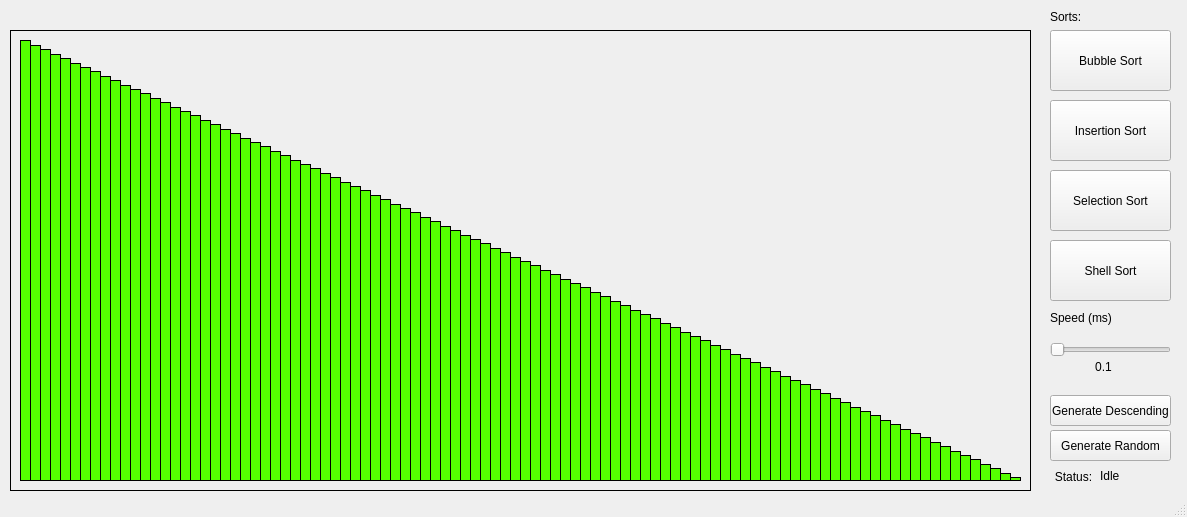
Above: Sort-Visualizer-v.3/design.ui from almazarrafael/Sorting-Algorithm-Visualizer before the change. Below: the same form after it.
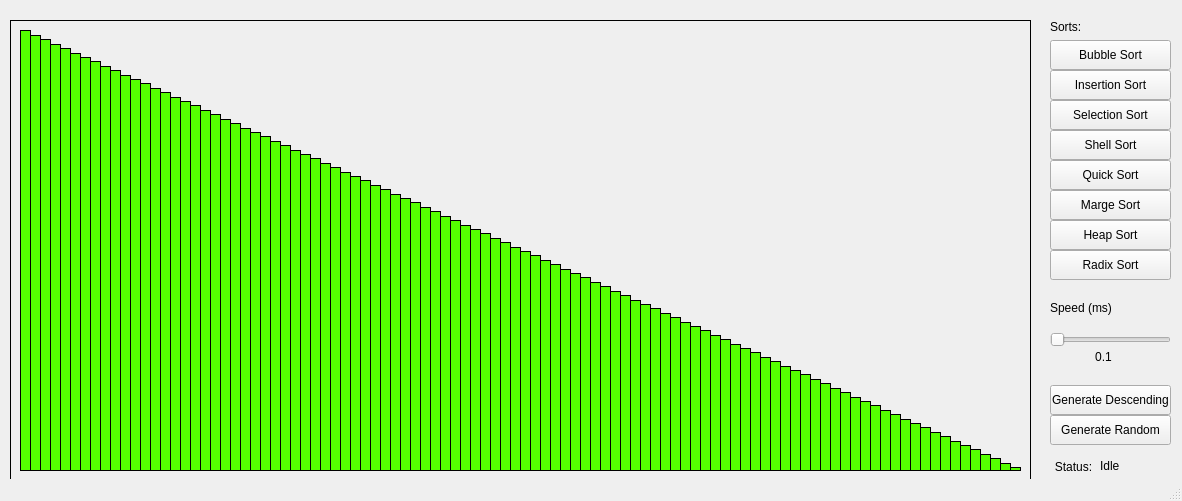
That is the form after the change.

Commit message:
BIGGER AND SEXIER
added more sorts to the gui

```diff
--- a/Sort-Visualizer-v.3/design.ui
+++ b/Sort-Visualizer-v.3/design.ui
@@ -6,8 +6,8 @@
    <rect>
     <x>0</x>
     <y>0</y>
-    <width>1187</width>
-    <height>517</height>
+    <width>1182</width>
+    <height>501</height>
    </rect>
   </property>
   <property name="windowTitle">
@@ -18,7 +18,7 @@
     <property name="geometry">
      <rect>
       <x>20</x>
-      <y>40</y>
+      <y>30</y>
       <width>11</width>
       <height>441</height>
      </rect>
@@ -59,7 +59,7 @@
     <property name="geometry">
      <rect>
       <x>30</x>
-      <y>40</y>
+      <y>30</y>
       <width>11</width>
       <height>441</height>
      </rect>
@@ -100,7 +100,7 @@
     <property name="geometry">
      <rect>
       <x>40</x>
-      <y>40</y>
+      <y>30</y>
       <width>11</width>
       <height>441</height>
      </rect>
@@ -141,7 +141,7 @@
     <property name="geometry">
      <rect>
       <x>50</x>
-      <y>40</y>
+      <y>30</y>
       <width>11</width>
       <height>441</height>
      </rect>
@@ -182,7 +182,7 @@
     <property name="geometry">
      <rect>
       <x>60</x>
-      <y>40</y>
+      <y>30</y>
       <width>11</width>
       <height>441</height>
      </rect>
@@ -223,7 +223,7 @@
     <property name="geometry">
      <rect>
       <x>70</x>
-      <y>40</y>
+      <y>30</y>
       <width>11</width>
       <height>441</height>
      </rect>
@@ -264,7 +264,7 @@
     <property name="geometry">
      <rect>
       <x>80</x>
-      <y>40</y>
+      <y>30</y>
       <width>11</width>
       <height>441</height>
      </rect>
@@ -305,7 +305,7 @@
     <property name="geometry">
      <rect>
       <x>90</x>
-      <y>40</y>
+      <y>30</y>
       <width>11</width>
       <height>441</height>
      </rect>
@@ -346,7 +346,7 @@
     <property name="geometry">
      <rect>
       <x>100</x>
-      <y>40</y>
+      <y>30</y>
       <width>11</width>
       <height>441</height>
      </rect>
@@ -387,7 +387,7 @@
     <property name="geometry">
      <rect>
       <x>110</x>
-      <y>40</y>
+      <y>30</y>
       <width>11</width>
       <height>441</height>
      </rect>
@@ -428,9 +428,9 @@
     <property name="geometry">
      <rect>
       <x>1050</x>
-      <y>430</y>
+      <y>415</y>
       <width>121</width>
-      <height>31</height>
+      <height>30</height>
      </rect>
     </property>
     <property name="text">
@@ -441,9 +441,9 @@
     <property name="geometry">
      <rect>
       <x>1050</x>
-      <y>30</y>
+      <y>40</y>
       <width>121</width>
-      <height>61</height>
+      <height>30</height>
      </rect>
     </property>
     <property name="text">
@@ -454,9 +454,9 @@
     <property name="geometry">
      <rect>
       <x>1050</x>
-      <y>100</y>
+      <y>70</y>
       <width>121</width>
-      <height>61</height>
+      <height>30</height>
      </rect>
     </property>
     <property name="text">
@@ -467,9 +467,9 @@
     <property name="geometry">
      <rect>
       <x>1050</x>
-      <y>170</y>
+      <y>100</y>
       <width>121</width>
-      <height>61</height>
+      <height>30</height>
      </rect>
     </property>
     <property name="text">
@@ -480,7 +480,7 @@
     <property name="geometry">
      <rect>
       <x>1050</x>
-      <y>470</y>
+      <y>460</y>
       <width>47</width>
       <height>13</height>
      </rect>
@@ -496,7 +496,7 @@
     <property name="geometry">
      <rect>
       <x>1100</x>
-      <y>468</y>
+      <y>458</y>
       <width>61</width>
       <height>16</height>
      </rect>
@@ -512,7 +512,7 @@
     <property name="geometry">
      <rect>
       <x>1050</x>
-      <y>340</y>
+      <y>330</y>
       <width>121</width>
       <height>20</height>
      </rect>
@@ -546,7 +546,7 @@
     <property name="geometry">
      <rect>
       <x>1050</x>
-      <y>310</y>
+      <y>300</y>
       <width>61</width>
       <height>16</height>
      </rect>
@@ -562,7 +562,7 @@
     <property name="geometry">
      <rect>
       <x>1050</x>
-      <y>10</y>
+      <y>20</y>
       <width>47</width>
       <height>13</height>
      </rect>
@@ -578,9 +578,9 @@
     <property name="geometry">
      <rect>
       <x>1050</x>
-      <y>240</y>
+      <y>130</y>
       <width>121</width>
-      <height>61</height>
+      <height>30</height>
      </rect>
     </property>
     <property name="text">
@@ -591,7 +591,7 @@
     <property name="geometry">
      <rect>
       <x>1080</x>
-      <y>360</y>
+      <y>350</y>
       <width>47</width>
       <height>13</height>
      </rect>
@@ -607,9 +607,9 @@
     <property name="geometry">
      <rect>
       <x>1050</x>
-      <y>395</y>
+      <y>385</y>
       <width>121</width>
-      <height>31</height>
+      <height>30</height>
      </rect>
     </property>
     <property name="text">
@@ -620,7 +620,7 @@
     <property name="geometry">
      <rect>
       <x>120</x>
-      <y>40</y>
+      <y>30</y>
       <width>11</width>
       <height>441</height>
      </rect>
@@ -661,7 +661,7 @@
     <property name="geometry">
      <rect>
       <x>190</x>
-      <y>40</y>
+      <y>30</y>
       <width>11</width>
       <height>441</height>
      </rect>
@@ -702,7 +702,7 @@
     <property name="geometry">
      <rect>
       <x>200</x>
-      <y>40</y>
+      <y>30</y>
       <width>11</width>
       <height>441</height>
      </rect>
@@ -743,7 +743,7 @@
     <property name="geometry">
      <rect>
       <x>130</x>
-      <y>40</y>
+      <y>30</y>
       <width>11</width>
       <height>441</height>
      </rect>
@@ -784,7 +784,7 @@
     <property name="geometry">
      <rect>
       <x>160</x>
-      <y>40</y>
+      <y>30</y>
       <width>11</width>
       <height>441</height>
      </rect>
@@ -825,7 +825,7 @@
     <property name="geometry">
      <rect>
       <x>210</x>
-      <y>40</y>
+      <y>30</y>
       <width>11</width>
       <height>441</height>
      </rect>
@@ -866,7 +866,7 @@
     <property name="geometry">
      <rect>
       <x>170</x>
-      <y>40</y>
+      <y>30</y>
       <width>11</width>
       <height>441</height>
      </rect>
@@ -907,7 +907,7 @@
     <property name="geometry">
      <rect>
       <x>180</x>
-      <y>40</y>
+      <y>30</y>
       <width>11</width>
       <height>441</height>
      </rect>
@@ -948,7 +948,7 @@
     <property name="geometry">
      <rect>
       <x>150</x>
-      <y>40</y>
+      <y>30</y>
       <width>11</width>
       <height>441</height>
      </rect>
@@ -989,7 +989,7 @@
     <property name="geometry">
      <rect>
       <x>140</x>
-      <y>40</y>
+      <y>30</y>
       <width>11</width>
       <height>441</height>
      </rect>
@@ -1030,7 +1030,7 @@
     <property name="geometry">
      <rect>
       <x>280</x>
-      <y>40</y>
+      <y>30</y>
       <width>11</width>
       <height>441</height>
      </rect>
@@ -1071,7 +1071,7 @@
     <property name="geometry">
      <rect>
       <x>310</x>
-      <y>40</y>
+      <y>30</y>
       <width>11</width>
       <height>441</height>
      </rect>
@@ -1112,7 +1112,7 @@
     <property name="geometry">
      <rect>
       <x>360</x>
-      <y>40</y>
+      <y>30</y>
       <width>11</width>
       <height>441</height>
      </rect>
@@ -1153,7 +1153,7 @@
     <property name="geometry">
      <rect>
       <x>330</x>
-      <y>40</y>
+      <y>30</y>
       <width>11</width>
       <height>441</height>
      </rect>
@@ -1194,7 +1194,7 @@
     <property name="geometry">
      <rect>
       <x>340</x>
-      <y>40</y>
+      <y>30</y>
       <width>11</width>
       <height>441</height>
      </rect>
@@ -1235,7 +1235,7 @@
     <property name="geometry">
      <rect>
       <x>410</x>
-      <y>40</y>
+      <y>30</y>
       <width>11</width>
       <height>441</height>
      </rect>
@@ -1276,7 +1276,7 @@
     <property name="geometry">
      <rect>
       <x>290</x>
-      <y>40</y>
+      <y>30</y>
       <width>11</width>
       <height>441</height>
      </rect>
@@ -1317,7 +1317,7 @@
     <property name="geometry">
      <rect>
       <x>220</x>
-      <y>40</y>
+      <y>30</y>
       <width>11</width>
       <height>441</height>
      </rect>
@@ -1358,7 +1358,7 @@
     <property name="geometry">
      <rect>
       <x>350</x>
-      <y>40</y>
+      <y>30</y>
       <width>11</width>
       <height>441</height>
      </rect>
@@ -1399,7 +1399,7 @@
     <property name="geometry">
      <rect>
       <x>400</x>
-      <y>40</y>
+      <y>30</y>
       <width>11</width>
       <height>441</height>
      </rect>
@@ -1440,7 +1440,7 @@
     <property name="geometry">
      <rect>
       <x>300</x>
-      <y>40</y>
+      <y>30</y>
       <width>11</width>
       <height>441</height>
      </rect>
@@ -1481,7 +1481,7 @@
     <property name="geometry">
      <rect>
       <x>390</x>
-      <y>40</y>
+      <y>30</y>
       <width>11</width>
       <height>441</height>
      </rect>
@@ -1522,7 +1522,7 @@
     <property name="geometry">
      <rect>
       <x>250</x>
-      <y>40</y>
+      <y>30</y>
       <width>11</width>
       <height>441</height>
      </rect>
@@ -1563,7 +1563,7 @@
     <property name="geometry">
      <rect>
       <x>260</x>
-      <y>40</y>
+      <y>30</y>
       <width>11</width>
       <height>441</height>
      </rect>
@@ -1604,7 +1604,7 @@
     <property name="geometry">
      <rect>
       <x>370</x>
-      <y>40</y>
+      <y>30</y>
       <width>11</width>
       <height>441</height>
      </rect>
@@ -1645,7 +1645,7 @@
     <property name="geometry">
      <rect>
       <x>240</x>
-      <y>40</y>
+      <y>30</y>
       <width>11</width>
       <height>441</height>
      </rect>
@@ -1686,7 +1686,7 @@
     <property name="geometry">
      <rect>
       <x>230</x>
-      <y>40</y>
+      <y>30</y>
       <width>11</width>
       <height>441</height>
      </rect>
@@ -1727,7 +1727,7 @@
     <property name="geometry">
      <rect>
       <x>320</x>
-      <y>40</y>
+      <y>30</y>
       <width>11</width>
       <height>441</height>
      </rect>
@@ -1768,7 +1768,7 @@
     <property name="geometry">
      <rect>
       <x>380</x>
-      <y>40</y>
+      <y>30</y>
       <width>11</width>
       <height>441</height>
      </rect>
@@ -1809,7 +1809,7 @@
     <property name="geometry">
      <rect>
       <x>270</x>
-      <y>40</y>
+      <y>30</y>
       <width>11</width>
       <height>441</height>
      </rect>
@@ -1850,7 +1850,7 @@
     <property name="geometry">
      <rect>
       <x>730</x>
-      <y>40</y>
+      <y>30</y>
       <width>11</width>
       <height>441</height>
      </rect>
@@ -1891,7 +1891,7 @@
     <property name="geometry">
      <rect>
       <x>790</x>
-      <y>40</y>
+      <y>30</y>
       <width>11</width>
       <height>441</height>
      </rect>
@@ -1932,7 +1932,7 @@
     <property name="geometry">
      <rect>
       <x>690</x>
-      <y>40</y>
+      <y>30</y>
       <width>11</width>
       <height>441</height>
      </rect>
@@ -1973,7 +1973,7 @@
     <property name="geometry">
      <rect>
       <x>460</x>
-      <y>40</y>
+      <y>30</y>
       <width>11</width>
       <height>441</height>
      </rect>
@@ -2014,7 +2014,7 @@
     <property name="geometry">
      <rect>
       <x>720</x>
-      <y>40</y>
+      <y>30</y>
       <width>11</width>
       <height>441</height>
      </rect>
@@ -2055,7 +2055,7 @@
     <property name="geometry">
      <rect>
       <x>560</x>
-      <y>40</y>
+      <y>30</y>
       <width>11</width>
       <height>441</height>
      </rect>
@@ -2096,7 +2096,7 @@
     <property name="geometry">
      <rect>
       <x>650</x>
-      <y>40</y>
+      <y>30</y>
       <width>11</width>
       <height>441</height>
      </rect>
@@ -2137,7 +2137,7 @@
     <property name="geometry">
      <rect>
       <x>480</x>
-      <y>40</y>
+      <y>30</y>
       <width>11</width>
       <height>441</height>
      </rect>
@@ -2178,7 +2178,7 @@
     <property name="geometry">
      <rect>
       <x>440</x>
-      <y>40</y>
+      <y>30</y>
       <width>11</width>
       <height>441</height>
      </rect>
@@ -2219,7 +2219,7 @@
     <property name="geometry">
      <rect>
       <x>780</x>
-      <y>40</y>
+      <y>30</y>
       <width>11</width>
       <height>441</height>
      </rect>
@@ -2260,7 +2260,7 @@
     <property name="geometry">
      <rect>
       <x>740</x>
-      <y>40</y>
+      <y>30</y>
       <width>11</width>
       <height>441</height>
      </rect>
@@ -2301,7 +2301,7 @@
     <property name="geometry">
      <rect>
       <x>630</x>
-      <y>40</y>
+      <y>30</y>
       <width>11</width>
       <height>441</height>
      </rect>
@@ -2342,7 +2342,7 @@
     <property name="geometry">
      <rect>
       <x>680</x>
-      <y>40</y>
+      <y>30</y>
       <width>11</width>
       <height>441</height>
      </rect>
@@ -2383,7 +2383,7 @@
     <property name="geometry">
      <rect>
       <x>470</x>
-      <y>40</y>
+      <y>30</y>
       <width>11</width>
       <height>441</height>
      </rect>
@@ -2424,7 +2424,7 @@
     <property name="geometry">
      <rect>
       <x>570</x>
-      <y>40</y>
+      <y>30</y>
       <width>11</width>
       <height>441</height>
      </rect>
@@ -2465,7 +2465,7 @@
     <property name="geometry">
      <rect>
       <x>810</x>
-      <y>40</y>
+      <y>30</y>
       <width>11</width>
       <height>441</height>
      </rect>
@@ -2506,7 +2506,7 @@
     <property name="geometry">
      <rect>
       <x>610</x>
-      <y>40</y>
+      <y>30</y>
       <width>11</width>
       <height>441</height>
      </rect>
@@ -2547,7 +2547,7 @@
     <property name="geometry">
      <rect>
       <x>760</x>
-      <y>40</y>
+      <y>30</y>
       <width>11</width>
       <height>441</height>
      </rect>
@@ -2588,7 +2588,7 @@
     <property name="geometry">
      <rect>
       <x>800</x>
-      <y>40</y>
+      <y>30</y>
       <width>11</width>
       <height>441</height>
      </rect>
@@ -2629,7 +2629,7 @@
     <property name="geometry">
      <rect>
       <x>710</x>
-      <y>40</y>
+      <y>30</y>
       <width>11</width>
       <height>441</height>
      </rect>
@@ -2670,7 +2670,7 @@
     <property name="geometry">
      <rect>
       <x>510</x>
-      <y>40</y>
+      <y>30</y>
       <width>11</width>
       <height>441</height>
      </rect>
@@ -2711,7 +2711,7 @@
     <property name="geometry">
      <rect>
       <x>620</x>
-      <y>40</y>
+      <y>30</y>
       <width>11</width>
       <height>441</height>
      </rect>
@@ -2752,7 +2752,7 @@
     <property name="geometry">
      <rect>
       <x>540</x>
-      <y>40</y>
+      <y>30</y>
       <width>11</width>
       <height>441</height>
      </rect>
@@ -2793,7 +2793,7 @@
     <property name="geometry">
      <rect>
       <x>530</x>
-      <y>40</y>
+      <y>30</y>
       <width>11</width>
       <height>441</height>
      </rect>
@@ -2834,7 +2834,7 @@
     <property name="geometry">
      <rect>
       <x>670</x>
-      <y>40</y>
+      <y>30</y>
       <width>11</width>
       <height>441</height>
      </rect>
@@ -2875,7 +2875,7 @@
     <property name="geometry">
      <rect>
       <x>490</x>
-      <y>40</y>
+      <y>30</y>
       <width>11</width>
       <height>441</height>
      </rect>
@@ -2916,7 +2916,7 @@
     <property name="geometry">
      <rect>
       <x>500</x>
-      <y>40</y>
+      <y>30</y>
       <width>11</width>
       <height>441</height>
      </rect>
@@ -2957,7 +2957,7 @@
     <property name="geometry">
      <rect>
       <x>640</x>
-      <y>40</y>
+      <y>30</y>
       <width>11</width>
       <height>441</height>
      </rect>
@@ -2998,7 +2998,7 @@
     <property name="geometry">
      <rect>
       <x>520</x>
-      <y>40</y>
+      <y>30</y>
       <width>11</width>
       <height>441</height>
      </rect>
@@ -3039,7 +3039,7 @@
     <property name="geometry">
      <rect>
       <x>550</x>
-      <y>40</y>
+      <y>30</y>
       <width>11</width>
       <height>441</height>
      </rect>
@@ -3080,7 +3080,7 @@
     <property name="geometry">
      <rect>
       <x>770</x>
-      <y>40</y>
+      <y>30</y>
       <width>11</width>
       <height>441</height>
      </rect>
@@ -3121,7 +3121,7 @@
     <property name="geometry">
      <rect>
       <x>700</x>
-      <y>40</y>
+      <y>30</y>
       <width>11</width>
       <height>441</height>
      </rect>
@@ -3162,7 +3162,7 @@
     <property name="geometry">
      <rect>
       <x>450</x>
-      <y>40</y>
+      <y>30</y>
       <width>11</width>
       <height>441</height>
      </rect>
@@ -3203,7 +3203,7 @@
     <property name="geometry">
      <rect>
       <x>430</x>
-      <y>40</y>
+      <y>30</y>
       <width>11</width>
       <height>441</height>
      </rect>
@@ -3244,7 +3244,7 @@
     <property name="geometry">
      <rect>
       <x>590</x>
-      <y>40</y>
+      <y>30</y>
       <width>11</width>
       <height>441</height>
      </rect>
@@ -3285,7 +3285,7 @@
     <property name="geometry">
      <rect>
       <x>750</x>
-      <y>40</y>
+      <y>30</y>
       <width>11</width>
       <height>441</height>
      </rect>
@@ -3326,7 +3326,7 @@
     <property name="geometry">
      <rect>
       <x>660</x>
-      <y>40</y>
+      <y>30</y>
       <width>11</width>
       <height>441</height>
      </rect>
@@ -3367,7 +3367,7 @@
     <property name="geometry">
      <rect>
       <x>600</x>
-      <y>40</y>
+      <y>30</y>
       <width>11</width>
       <height>441</height>
      </rect>
@@ -3408,7 +3408,7 @@
     <property name="geometry">
      <rect>
       <x>420</x>
-      <y>40</y>
+      <y>30</y>
       <width>11</width>
       <height>441</height>
      </rect>
@@ -3449,7 +3449,7 @@
     <property name="geometry">
      <rect>
       <x>580</x>
-      <y>40</y>
+      <y>30</y>
       <width>11</width>
       <height>441</height>
      </rect>
@@ -3490,7 +3490,7 @@
     <property name="geometry">
      <rect>
       <x>890</x>
-      <y>40</y>
+      <y>30</y>
       <width>11</width>
       <height>441</height>
      </rect>
@@ -3531,7 +3531,7 @@
     <property name="geometry">
      <rect>
       <x>930</x>
-      <y>40</y>
+      <y>30</y>
       <width>11</width>
       <height>441</height>
      </rect>
@@ -3572,7 +3572,7 @@
     <property name="geometry">
      <rect>
       <x>970</x>
-      <y>40</y>
+      <y>30</y>
       <width>11</width>
       <height>441</height>
      </rect>
@@ -3613,7 +3613,7 @@
     <property name="geometry">
      <rect>
       <x>990</x>
-      <y>40</y>
+      <y>30</y>
       <width>11</width>
       <height>441</height>
      </rect>
@@ -3654,7 +3654,7 @@
     <property name="geometry">
      <rect>
       <x>940</x>
-      <y>40</y>
+      <y>30</y>
       <width>11</width>
       <height>441</height>
      </rect>
@@ -3695,7 +3695,7 @@
     <property name="geometry">
      <rect>
       <x>830</x>
-      <y>40</y>
+      <y>30</y>
       <width>11</width>
       <height>441</height>
      </rect>
@@ -3736,7 +3736,7 @@
     <property name="geometry">
      <rect>
       <x>870</x>
-      <y>40</y>
+      <y>30</y>
       <width>11</width>
       <height>441</height>
      </rect>
@@ -3777,7 +3777,7 @@
     <property name="geometry">
      <rect>
       <x>820</x>
-      <y>40</y>
+      <y>30</y>
       <width>11</width>
       <height>441</height>
      </rect>
@@ -3818,7 +3818,7 @@
     <property name="geometry">
      <rect>
       <x>950</x>
-      <y>40</y>
+      <y>30</y>
       <width>11</width>
       <height>441</height>
      </rect>
@@ -3859,7 +3859,7 @@
     <property name="geometry">
      <rect>
       <x>1000</x>
-      <y>40</y>
+      <y>30</y>
       <width>11</width>
       <height>441</height>
      </rect>
@@ -3900,7 +3900,7 @@
     <property name="geometry">
      <rect>
       <x>860</x>
-      <y>40</y>
+      <y>30</y>
       <width>11</width>
       <height>441</height>
      </rect>
@@ -3941,7 +3941,7 @@
     <property name="geometry">
      <rect>
       <x>980</x>
-      <y>40</y>
+      <y>30</y>
       <width>11</width>
       <height>441</height>
      </rect>
@@ -3982,7 +3982,7 @@
     <property name="geometry">
      <rect>
       <x>840</x>
-      <y>40</y>
+      <y>30</y>
       <width>11</width>
       <height>441</height>
      </rect>
@@ -4023,7 +4023,7 @@
     <property name="geometry">
      <rect>
       <x>900</x>
-      <y>40</y>
+      <y>30</y>
       <width>11</width>
       <height>441</height>
      </rect>
@@ -4064,7 +4064,7 @@
     <property name="geometry">
      <rect>
       <x>1010</x>
-      <y>40</y>
+      <y>30</y>
       <width>11</width>
       <height>441</height>
      </rect>
@@ -4105,7 +4105,7 @@
     <property name="geometry">
      <rect>
       <x>910</x>
-      <y>40</y>
+      <y>30</y>
       <width>11</width>
       <height>441</height>
      </rect>
@@ -4146,7 +4146,7 @@
     <property name="geometry">
      <rect>
       <x>960</x>
-      <y>40</y>
+      <y>30</y>
       <width>11</width>
       <height>441</height>
      </rect>
@@ -4187,7 +4187,7 @@
     <property name="geometry">
      <rect>
       <x>880</x>
-      <y>40</y>
+      <y>30</y>
       <width>11</width>
       <height>441</height>
      </rect>
@@ -4228,7 +4228,7 @@
     <property name="geometry">
      <rect>
       <x>920</x>
-      <y>40</y>
+      <y>30</y>
       <width>11</width>
       <height>441</height>
      </rect>
@@ -4269,7 +4269,7 @@
     <property name="geometry">
      <rect>
       <x>850</x>
-      <y>40</y>
+      <y>30</y>
       <width>11</width>
       <height>441</height>
      </rect>
@@ -4310,7 +4310,7 @@
     <property name="geometry">
      <rect>
       <x>10</x>
-      <y>30</y>
+      <y>20</y>
       <width>1021</width>
       <height>461</height>
      </rect>
@@ -4322,6 +4322,58 @@
      <enum>QFrame::Plain</enum>
     </property>
    </widget>
+   <widget class="QPushButton" name="pushButton_7">
+    <property name="geometry">
+     <rect>
+      <x>1050</x>
+      <y>250</y>
+      <width>121</width>
+      <height>30</height>
+     </rect>
+    </property>
+    <property name="text">
+     <string>Radix Sort</string>
+    </property>
+   </widget>
+   <widget class="QPushButton" name="pushButton_8">
+    <property name="geometry">
+     <rect>
+      <x>1050</x>
+      <y>160</y>
+      <width>121</width>
+      <height>30</height>
+     </rect>
+    </property>
+    <property name="text">
+     <string>Quick Sort</string>
+    </property>
+   </widget>
+   <widget class="QPushButton" name="pushButton_9">
+    <property name="geometry">
+     <rect>
+      <x>1050</x>
+      <y>220</y>
+      <width>121</width>
+      <height>30</height>
+     </rect>
+    </property>
+    <property name="text">
+     <string>Heap Sort</string>
+    </property>
+   </widget>
+   <widget class="QPushButton" name="pushButton_10">
+    <property name="geometry">
+     <rect>
+      <x>1050</x>
+      <y>190</y>
+      <width>121</width>
+      <height>30</height>
+     </rect>
+    </property>
+    <property name="text">
+     <string>Marge Sort</string>
+    </property>
+   </widget>
    <zorder>frame</zorder>
    <zorder>bar1</zorder>
    <zorder>bar2</zorder>
```
Left out of the diff: 6 changed lines with no effect on the pictures.
